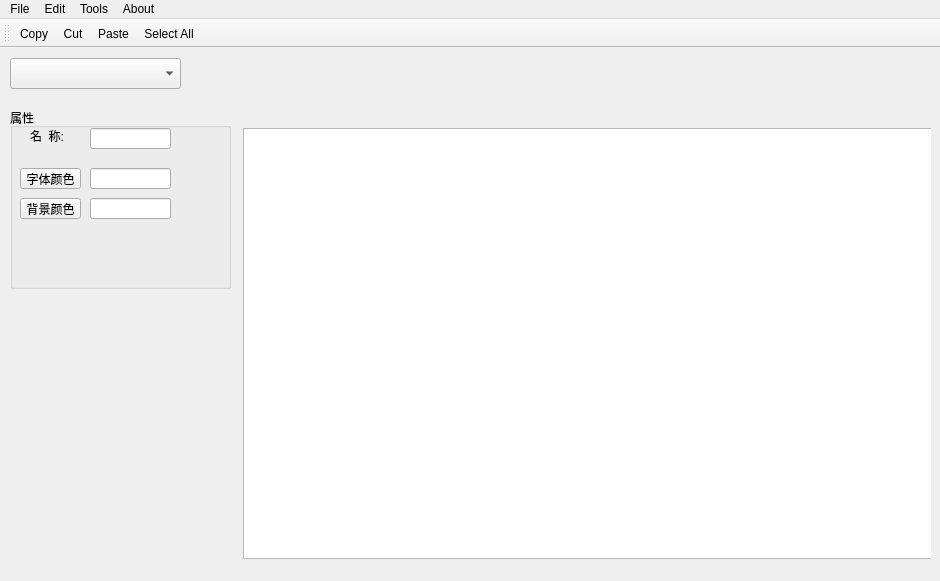
Above: mainwindow.ui from LJJ931026/QtControls before the change. Below: the same form after it.
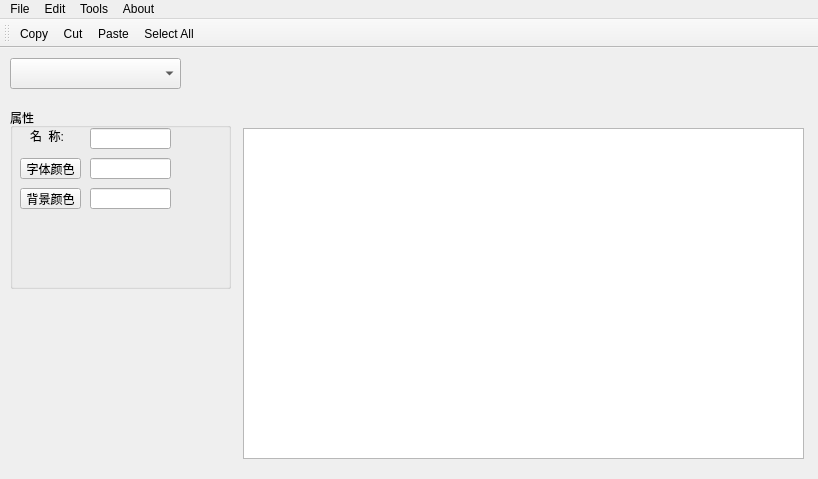
That is the form after the change. Icons and pictures are not drawn.

The edit to the form file:
```diff
--- a/mainwindow.ui
+++ b/mainwindow.ui
@@ -6,8 +6,8 @@
    <rect>
     <x>0</x>
     <y>0</y>
-    <width>940</width>
-    <height>581</height>
+    <width>818</width>
+    <height>479</height>
    </rect>
   </property>
   <property name="windowTitle">
@@ -24,7 +24,7 @@
       <x>0</x>
       <y>0</y>
       <width>241</width>
-      <height>521</height>
+      <height>411</height>
      </rect>
     </property>
     <widget class="QComboBox" name="comboBox_ctrls">
@@ -61,7 +61,7 @@
       <property name="geometry">
        <rect>
         <x>10</x>
-        <y>60</y>
+        <y>50</y>
         <width>61</width>
         <height>21</height>
        </rect>
@@ -74,7 +74,7 @@
       <property name="geometry">
        <rect>
         <x>10</x>
-        <y>90</y>
+        <y>80</y>
         <width>61</width>
         <height>21</height>
        </rect>
@@ -88,7 +88,7 @@
        <rect>
         <x>20</x>
         <y>20</y>
-        <width>41</width>
+        <width>51</width>
         <height>16</height>
        </rect>
       </property>
@@ -100,7 +100,7 @@
       <property name="geometry">
        <rect>
         <x>80</x>
-        <y>60</y>
+        <y>50</y>
         <width>81</width>
         <height>21</height>
        </rect>
@@ -113,7 +113,7 @@
       <property name="geometry">
        <rect>
         <x>80</x>
-        <y>90</y>
+        <y>80</y>
         <width>81</width>
         <height>21</height>
        </rect>
@@ -142,8 +142,8 @@
      <rect>
       <x>240</x>
       <y>0</y>
-      <width>691</width>
-      <height>521</height>
+      <width>571</width>
+      <height>421</height>
      </rect>
     </property>
     <widget class="QTextEdit" name="textEdit_style">
@@ -151,17 +151,17 @@
       <rect>
        <x>3</x>
        <y>80</y>
-       <width>721</width>
-       <height>431</height>
+       <width>561</width>
+       <height>331</height>
       </rect>
      </property>
     </widget>
     <widget class="QWidget" name="widget_display" native="true">
      <property name="geometry">
       <rect>
-       <x>-1</x>
+       <x>0</x>
        <y>0</y>
-       <width>721</width>
+       <width>561</width>
        <height>80</height>
       </rect>
      </property>
@@ -173,7 +173,7 @@
     <rect>
      <x>0</x>
      <y>0</y>
-     <width>940</width>
+     <width>818</width>
      <height>23</height>
     </rect>
    </property>
```
